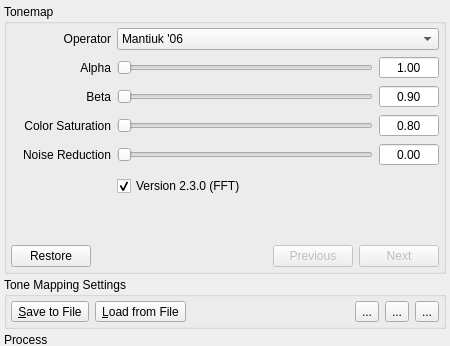
First picture: the form in src/TonemappingPanel/TonemappingPanel.ui, repository LuminanceHDR/LuminanceHDR, before the edit; both pictures show x 0 to 450 and y 0 to 346 of the 450 by 674 pixel window.
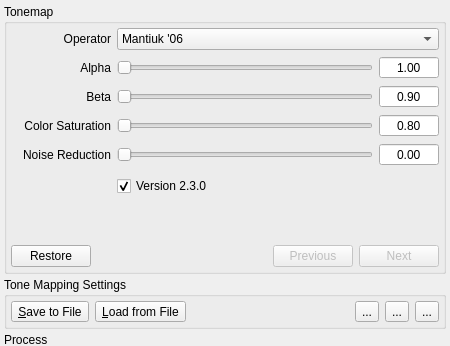
Second picture: the form after the edit. The open tabs and pages were chosen to show the change. Icons and pictures are not drawn.

Commit message: Improve label TonemappingPanel

```diff
--- a/src/TonemappingPanel/TonemappingPanel.ui
+++ b/src/TonemappingPanel/TonemappingPanel.ui
@@ -1180,7 +1180,7 @@
                  </size>
                 </property>
                 <property name="text">
-                 <string>Version 2.3.0 (FFT)</string>
+                 <string>Version 2.3.0</string>
                 </property>
                 <property name="checked">
                  <bool>true</bool>
```
